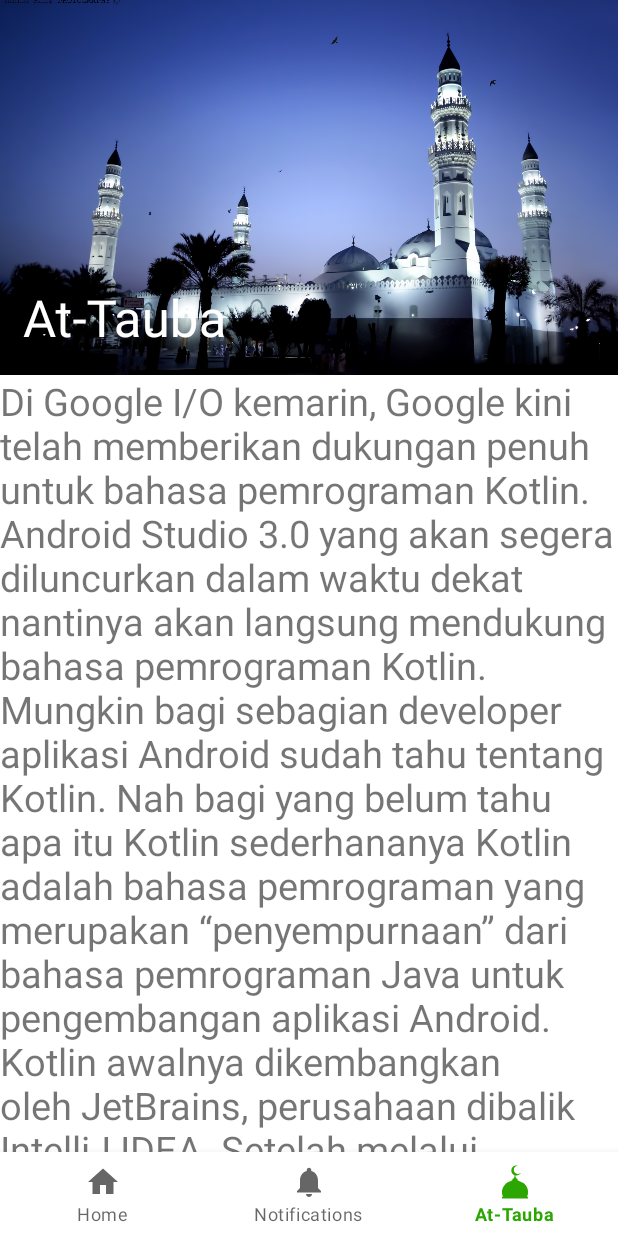
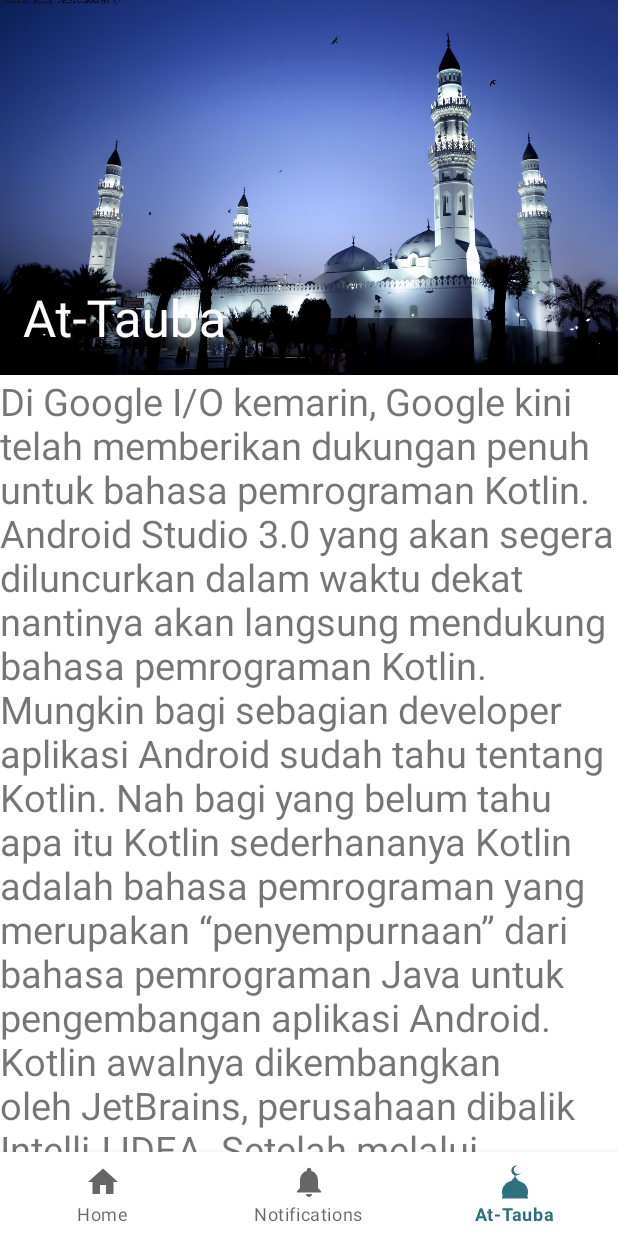
Before and after one commit to arifahmadalfian/at_taubah, an Android app: the MasjidFragment screen opened through its navigation route, on a phone screen of 412 x 824 dp. Run offline under Robolectric (Android 15) with nearby library versions, the light colour scheme and no system bars; our stand-ins replace navigation-ui.

Commit message:
Menambahkan Warna

```diff
--- a/app/src/main/res/values/colors.xml
+++ b/app/src/main/res/values/colors.xml
@@ -1,11 +1,14 @@
 <?xml version="1.0" encoding="utf-8"?>
 <resources>
-    <color name="colorPrimary">#2CA600</color>
-    <color name="colorPrimaryDark">#087800</color>
-    <color name="colorAccent">#03DAC5</color>
+    <color name="colorPrimary">#2D717E</color>
+    <color name="colorPrimaryDark">#2D717E</color>
+    <color name="colorAccent">#f38a46</color>
+    <color name="colorTextUtama">#2b2b2b</color>
+    <color name="colorTextAccent">#aaaaaa</color>
+    <color name="colorBackground">#e5e7f3</color>
 
     <color name="colorWhite">#FFFFFF</color>
     <color name="colorDarkSemiTransparent">#C6000000</color>
 
-    <color name="ic_launcher_background">#3CB3DC</color>
+    <color name="ic_launcher_background">#2D717E</color>
 </resources>
```
